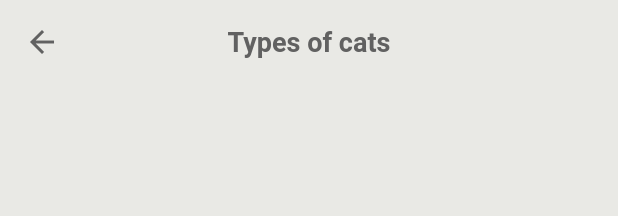
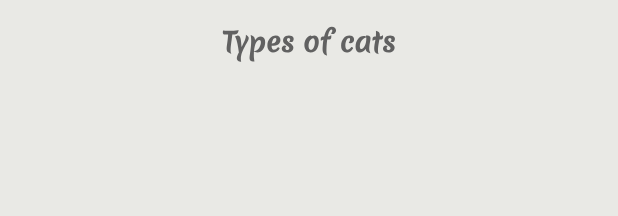
Before and after one commit to AbrarSaud/CatWorldApp, a Flutter app: the AppBarComponent widget shown alone on an empty page, opened directly, on a phone screen of 412 x 824 dp. Shown: the top 216 px of the screen. Run offline on Flutter 3.47's test engine with Material 3 defaults, Android fonts, the phone set to English and light mode, and no system bars; our stand-ins replace google_nav_bar; network calls fail.

Commit message:
add font Family

```diff
--- a/lib/components/app_bar_component.dart
+++ b/lib/components/app_bar_component.dart
@@ -5,21 +5,26 @@ class AppBarComponent extends StatelessWidget implements PreferredSizeWidget {
   const AppBarComponent({
     super.key,
     required this.data,
+    required this.isBackButton,
   });
   final String? data;
+  final bool isBackButton;
   @override
   Size get preferredSize => const Size.fromHeight(kToolbarHeight);
   @override
   Widget build(BuildContext context) {
     return AppBar(
-      leading: BackButton(color: greyShade700),
+      leading: isBackButton ? Container() : BackButton(color: greyShade700),
       backgroundColor: backgroundColor,
       elevation: 0,
       centerTitle: true,
       title: Text(
         data ?? '',
         style: TextStyle(
-            fontSize: 18, color: greyShade700, fontWeight: FontWeight.bold),
+            fontSize: 18,
+            color: greyShade700,
+            fontWeight: FontWeight.bold,
+            fontFamily: 'Merienda'),
       ),
     );
   }
--- a/lib/screens/cats_screen.dart
+++ b/lib/screens/cats_screen.dart
@@ -13,7 +13,7 @@ class CatsScreen extends StatelessWidget {
               backgroundColor: backgroundColor,
 
       appBar: const AppBarComponent(
-        data: "Types of cats",
+        data: "Types of cats", isBackButton: true,
       ),
       body: Padding(
         padding:  const EdgeInsets.symmetric(horizontal: 15),
--- a/pubspec.yaml
+++ b/pubspec.yaml
@@ -18,3 +18,7 @@ dev_dependencies:
 
 flutter:
   uses-material-design: true
+  fonts:
+    - family: Merienda
+      fonts:
+        - asset: assets/fonts/Merienda-Medium.ttf
```
Also changed, not shown: lib/components/cat_info_component.dart (+9 -5 lines), lib/components/cats_card_component.dart (+9 -6 lines), lib/main.dart (+0 -7 lines), lib/screens/cat_detail_screen.dart (+11 -4 lines), assets/fonts/Merienda-Medium.ttf (added).
